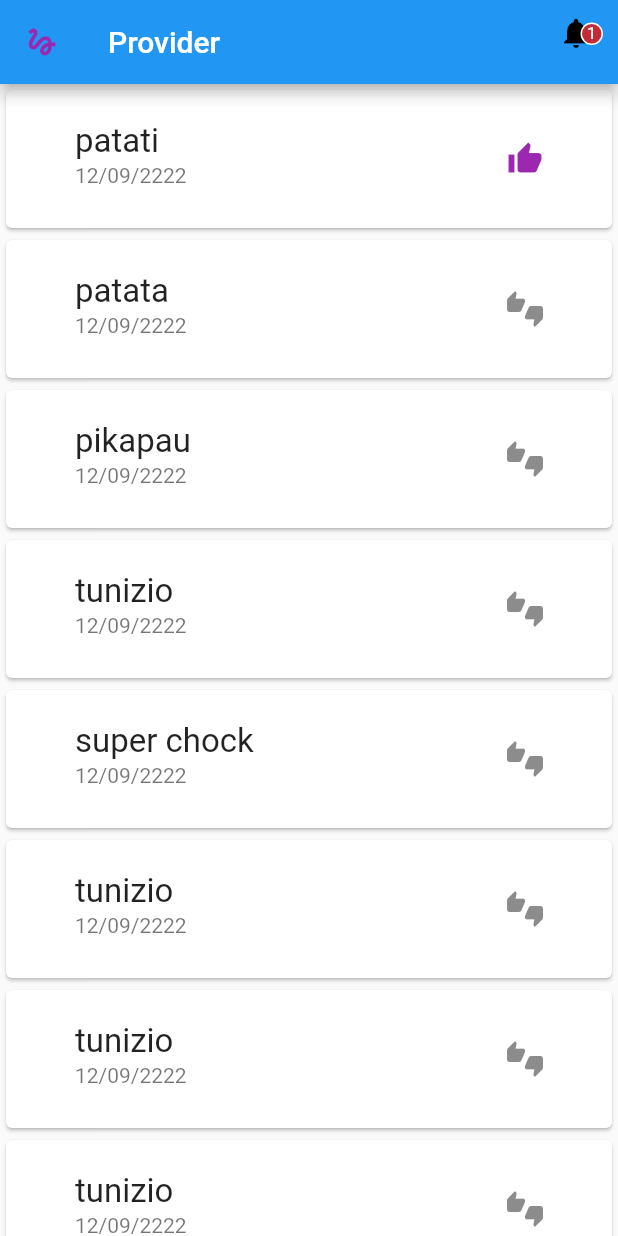
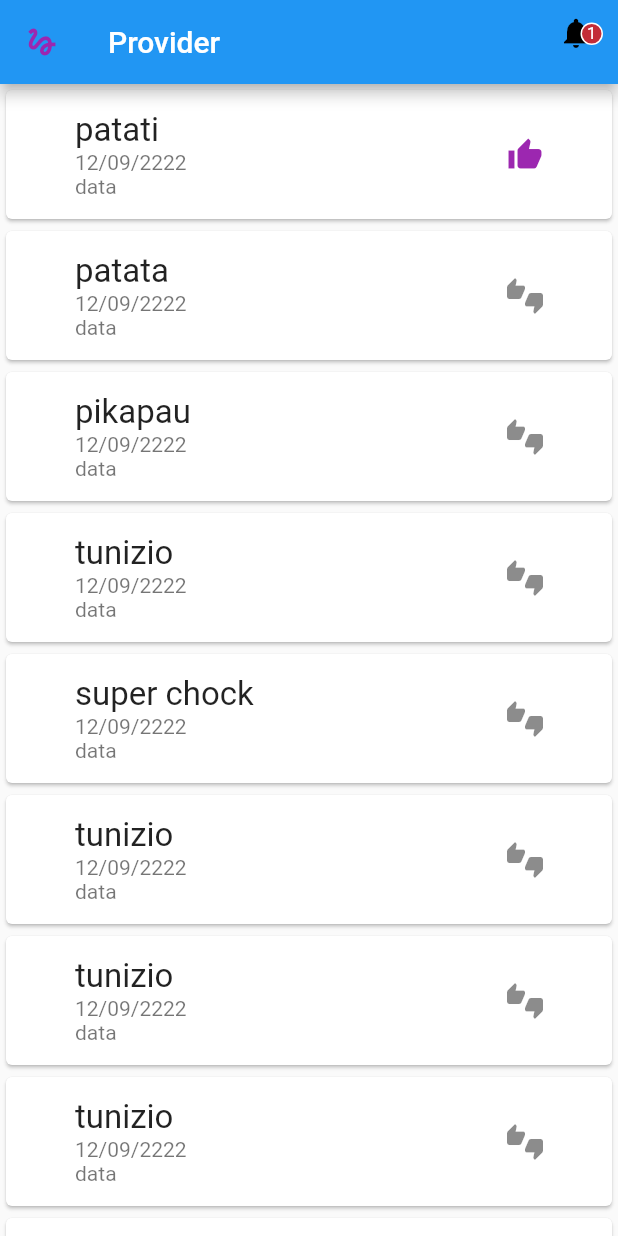
Before and after one commit to anderson-fruhauf/curso-flutter, a Flutter app: the screen it shows after launch, on a phone screen of 412 x 824 dp. Run offline on Flutter 3.47's test engine with Material 2 defaults, Android fonts, the phone set to English and light mode, and no system bars.

Commit message:
correção

```diff
--- a/lib/pages/heroes.page.dart
+++ b/lib/pages/heroes.page.dart
@@ -59,7 +59,12 @@ class _MyHomePageState extends State<MyHeroPage> {
                   heroModel.nome,
                   style: TextStyle(fontSize: 22),
                 ),
-                subtitle: Text(heroModel.data),
+                subtitle: Column(
+                  crossAxisAlignment: CrossAxisAlignment.start,
+                  children: <Widget>[
+                  Text(heroModel.data),
+                  Text('data'),
+                ]),
                 trailing: heroModel.isFavorite
                     ? Icon(
                         Icons.thumb_up,
```
